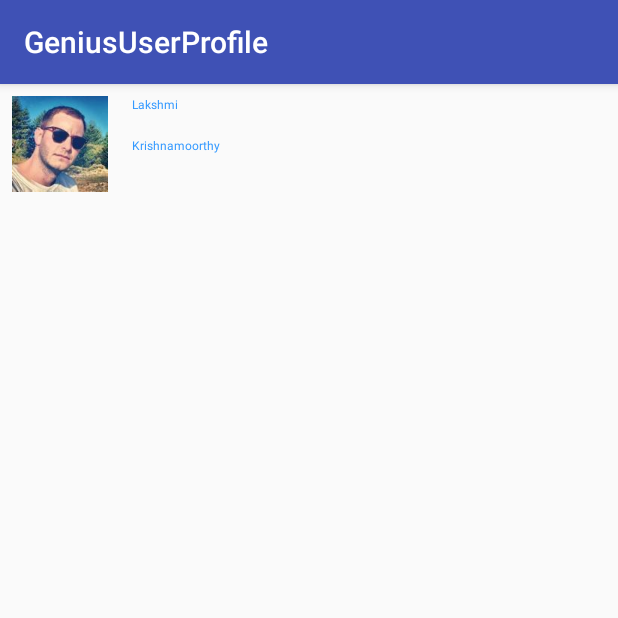
After one commit to Maga1982/GeniusUserProfile, an Android app: the ViewUserActivity screen opened directly, with no data from a screen before it, on a phone screen of 412 x 824 dp, the top half of it. The commit adds this screen. Run offline under Robolectric (Android 15) with nearby library versions, the phone set to English and light mode, and no system bars.

Commit message:
Added UserAdapter,User GetterSetters, Recyclerview ViewHolder

```diff
--- a/app/build.gradle
+++ b/app/build.gradle
@@ -22,6 +22,7 @@ dependencies {
     implementation fileTree(dir: 'libs', include: ['*.jar'])
     implementation 'com.android.support:appcompat-v7:28.0.0'
     implementation 'com.android.support.constraint:constraint-layout:1.1.3'
+    implementation 'com.android.support:recyclerview-v7:28.0.0'
     testImplementation 'junit:junit:4.12'
     androidTestImplementation 'com.android.support.test:runner:1.0.2'
     androidTestImplementation 'com.android.support.test.espresso:espresso-core:3.0.2'
--- a/app/src/main/AndroidManifest.xml
+++ b/app/src/main/AndroidManifest.xml
@@ -16,6 +16,7 @@
                 <category android:name="android.intent.category.LAUNCHER" />
             </intent-filter>
         </activity>
+        <activity android:name=".ViewUserActivity"></activity>
     </application>
 
 </manifest>
--- a/app/src/main/java/plaza/genius/lakshmi/geniususerprofile/MainActivity.java
+++ b/app/src/main/java/plaza/genius/lakshmi/geniususerprofile/MainActivity.java
@@ -1,13 +1,43 @@
 package plaza.genius.lakshmi.geniususerprofile;
 
+import android.content.Intent;
 import android.support.v7.app.AppCompatActivity;
 import android.os.Bundle;
+import android.support.v7.widget.LinearLayoutManager;
+import android.support.v7.widget.RecyclerView;
+import android.util.Log;
+import android.view.View;
+import android.widget.Button;
+
+import java.util.ArrayList;
 
 public class MainActivity extends AppCompatActivity {
+    public Button viewUser,addUser;
 
     @Override
     protected void onCreate(Bundle savedInstanceState) {
         super.onCreate(savedInstanceState);
         setContentView(R.layout.activity_main);
+        viewUser=findViewById(R.id.view_users);
+        addUser=findViewById(R.id.add_users);
+        viewUser.setOnClickListener(new View.OnClickListener() {
+            @Override
+            public void onClick(View view) {
+                Log.v("inside","viewuser");
+                //goes to ViewUserActivity
+                Intent intent=new Intent(MainActivity.this,ViewUserActivity.class);
+                startActivity(intent);
+                //load users from userloader
+            }
+        });
+        addUser.setOnClickListener(new View.OnClickListener() {
+            @Override
+            public void onClick(View view) {
+                Log.v("inside","adduser");
+                //get response from server using post method
+            }
+        });
+
+
     }
 }
--- /dev/null
+++ b/app/src/main/java/plaza/genius/lakshmi/geniususerprofile/UserAdapter.java
@@ -0,0 +1,56 @@
+package plaza.genius.lakshmi.geniususerprofile;
+
+import android.content.Context;
+import android.support.annotation.NonNull;
+import android.support.v7.widget.RecyclerView;
+import android.view.LayoutInflater;
+import android.view.View;
+import android.view.ViewGroup;
+import android.widget.ImageView;
+import android.widget.TextView;
+
+import java.util.ArrayList;
+
+public class UserAdapter extends RecyclerView.Adapter<UserAdapter.MyViewHolder>{
+    Context context;
+    ArrayList<Users> arrayList=new ArrayList<Users>();
+    Users users;
+    public UserAdapter(Context context,ArrayList<Users> arrayList) {
+        this.context=context;
+        this.arrayList=arrayList;
+    }
+
+    @NonNull
+    @Override
+    public MyViewHolder onCreateViewHolder(@NonNull ViewGroup viewGroup, int position) {
+        View view= LayoutInflater.from(viewGroup.getContext()).inflate(R.layout.my_list,viewGroup,false);
+
+        return new MyViewHolder(view);
+    }
+
+    @Override
+    public void onBindViewHolder(@NonNull MyViewHolder myViewHolder, int position) {
+        users=arrayList.get(position);
+        myViewHolder.textView1.setText(String.valueOf(users.getFirstName()));
+        myViewHolder.textView2.setText(String.valueOf(users.getLastName()));
+        myViewHolder.imageView.setImageResource(R.drawable.genius);
+    }
+
+    @Override
+    public int getItemCount() {
+        return arrayList.size();
+    }
+
+
+    public class MyViewHolder extends RecyclerView.ViewHolder{
+        TextView textView1,textView2;
+        ImageView imageView;
+        public MyViewHolder(@NonNull View itemView) {
+            super(itemView);
+            textView1 =itemView.findViewById(R.id.first);
+            textView2 =itemView.findViewById(R.id.last);
+            imageView=itemView.findViewById(R.id.image);
+        }
+
+    }
+}
--- /dev/null
+++ b/app/src/main/java/plaza/genius/lakshmi/geniususerprofile/Users.java
@@ -0,0 +1,42 @@
+package plaza.genius.lakshmi.geniususerprofile;
+
+public class Users {
+    private String firstName;
+    private String lastName;
+    private String imageUrl;
+
+    public Users(String firstName, String lastName) {
+        this.firstName = firstName;
+        this.lastName = lastName;
+
+    }
+    public Users(String firstName, String lastName, String imageUrl) {
+        this.firstName = firstName;
+        this.lastName = lastName;
+        this.imageUrl = imageUrl;
+    }
+
+    public String getFirstName() {
+        return firstName;
+    }
+
+    public void setFirstName(String firstName) {
+        this.firstName = firstName;
+    }
+
+    public String getLastName() {
+        return lastName;
+    }
+
+    public void setLastName(String lastName) {
+        this.lastName = lastName;
+    }
+
+    public String getImageUrl() {
+        return imageUrl;
+    }
+
+    public void setImageUrl(String imageUrl) {
+        this.imageUrl = imageUrl;
+    }
+}
--- /dev/null
+++ b/app/src/main/java/plaza/genius/lakshmi/geniususerprofile/ViewUserActivity.java
@@ -0,0 +1,25 @@
+package plaza.genius.lakshmi.geniususerprofile;
+
+import android.support.v7.app.AppCompatActivity;
+import android.os.Bundle;
+import android.support.v7.widget.LinearLayoutManager;
+import android.support.v7.widget.RecyclerView;
+
+import java.util.ArrayList;
+
+public class ViewUserActivity extends AppCompatActivity {
+    public RecyclerView recyclerView;
+    public UserAdapter userAdapter;
+    public ArrayList arrayList;
+    @Override
+    protected void onCreate(Bundle savedInstanceState) {
+        super.onCreate(savedInstanceState);
+        setContentView(R.layout.activity_view_user);
+        arrayList=new ArrayList();
+        arrayList.add(new Users("Lakshmi","Krishnamoorthy"));
+        recyclerView=findViewById(R.id.recycler_view);
+        userAdapter=new UserAdapter(this,arrayList);
+        recyclerView.setAdapter(userAdapter);
+        recyclerView.setLayoutManager(new LinearLayoutManager(this));
+    }
+}
--- /dev/null
+++ b/app/src/main/res/layout/activity_view_user.xml
@@ -0,0 +1,13 @@
+<?xml version="1.0" encoding="utf-8"?>
+    <LinearLayout xmlns:android="http://schemas.android.com/apk/res/android"
+        android:orientation="vertical"
+        android:layout_width="match_parent"
+        android:layout_height="match_parent"
+        >
+
+        <android.support.v7.widget.RecyclerView
+            android:id="@+id/recycler_view"
+            android:layout_width="match_parent"
+            android:layout_height="match_parent" />
+
+    </LinearLayout>
--- /dev/null
+++ b/app/src/main/res/layout/my_list.xml
@@ -0,0 +1,31 @@
+<?xml version="1.0" encoding="utf-8"?>
+<RelativeLayout xmlns:android="http://schemas.android.com/apk/res/android"
+    android:layout_width="match_parent"
+    android:layout_height="match_parent"
+    android:id="@+id/my_list">
+    <ImageView
+        android:id="@+id/image"
+        android:layout_width="@dimen/image"
+        android:layout_height="@dimen/image"
+        android:paddingLeft="@dimen/medium"
+        android:paddingRight="@dimen/medium" />
+
+    <TextView
+        android:id="@+id/first"
+        android:layout_width="wrap_content"
+        android:layout_height="wrap_content"
+        android:layout_toRightOf="@+id/image"
+        android:padding="@dimen/medium"
+        android:textColor="@color/blueText"
+        android:textSize="@dimen/medium_font" />
+
+    <TextView
+        android:id="@+id/last"
+        android:layout_width="wrap_content"
+        android:layout_height="wrap_content"
+        android:layout_below="@+id/first"
+        android:layout_toRightOf="@+id/image"
+        android:padding="@dimen/medium"
+        android:textColor="@color/blueText"
+        android:textSize="@dimen/medium_font" />
+</RelativeLayout>
--- a/app/src/main/res/values/colors.xml
+++ b/app/src/main/res/values/colors.xml
@@ -3,4 +3,5 @@
     <color name="colorPrimary">#3F51B5</color>
     <color name="colorPrimaryDark">#303F9F</color>
     <color name="colorAccent">#FF4081</color>
+    <color name="blueText">#3399FF</color>
 </resources>
--- a/app/src/main/res/values/dimens.xml
+++ b/app/src/main/res/values/dimens.xml
@@ -6,4 +6,5 @@
     <dimen name="small_font">4sp</dimen>
     <dimen name="medium_font">8sp</dimen>
     <dimen name="large_font">16sp</dimen>
+    <dimen name="image">80dp</dimen>
 </resources>
```
Also changed, not shown: app/src/main/res/drawable-hdpi/genius.png (added), app/src/main/res/drawable-mdpi/genius.png (added), app/src/main/res/drawable-xhdpi/genius.png (added), app/src/main/res/drawable-xxhdpi/genius.png (added), app/src/main/res/drawable-xxxhdpi/genius.png (added).
